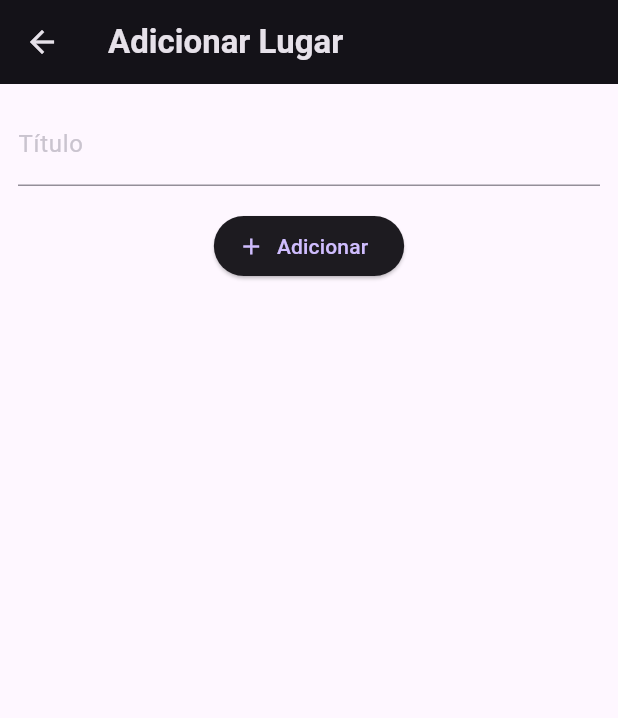
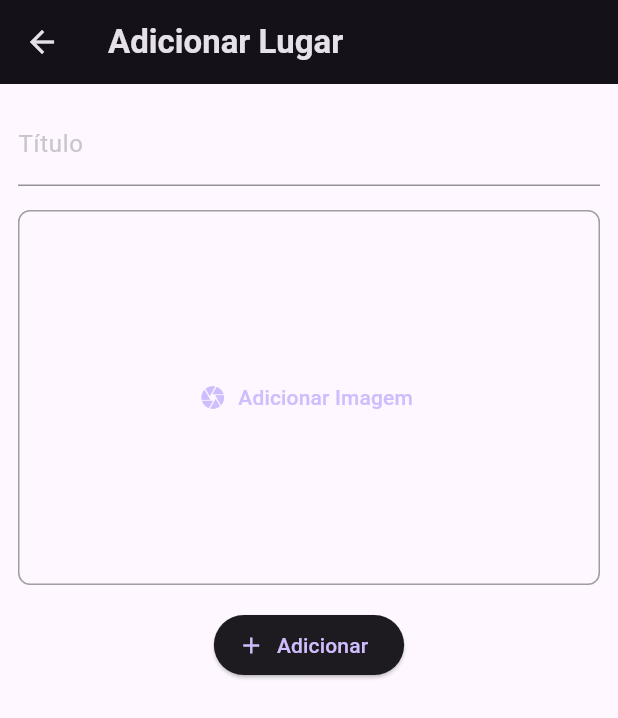
Before and after one commit to Afonso247/finder, a Flutter app: the AddPlaceScreen screen opened directly, on a phone screen of 412 x 824 dp. Shown: the top 718 px of the screen. Run offline on Flutter 3.47's test engine with Material 3 defaults, Android fonts, the phone set to English and light mode, and no system bars; our stand-ins replace flutter_riverpod, google_fonts.

Commit message:
feat: add widget image_input

```diff
--- a/lib/widgets/add_new_place.dart
+++ b/lib/widgets/add_new_place.dart
@@ -2,6 +2,7 @@ import 'package:flutter/material.dart';
 import 'package:flutter_riverpod/flutter_riverpod.dart';
 
 import 'package:favorite_places/providers/user_places.dart';
+import 'package:favorite_places/widgets/image_input.dart';
 
 class AddNewPlace extends ConsumerStatefulWidget {
   const AddNewPlace({super.key});
@@ -39,6 +40,8 @@ class _AddNewPlaceState extends ConsumerState<AddNewPlace> {
             decoration: InputDecoration(labelText: 'Título'),
             controller: _titleController,
           ),
+          const SizedBox(height: 16),
+          const ImageInput(),
           SizedBox(height: 16),
           ElevatedButton.icon(
             icon: const Icon(Icons.add),
--- /dev/null
+++ b/lib/widgets/image_input.dart
@@ -0,0 +1,30 @@
+import 'package:flutter/material.dart';
+
+class ImageInput extends StatefulWidget {
+  const ImageInput({super.key});
+
+  @override
+  State<ImageInput> createState() => _ImageInputState();
+}
+
+class _ImageInputState extends State<ImageInput> {
+  @override
+  Widget build(BuildContext context) {
+    return Container(
+      height: 250,
+      width: double.infinity,
+      decoration: BoxDecoration(
+        border: Border.all(width: 1, color: Colors.grey),
+        borderRadius: BorderRadius.circular(8),
+      ),
+      child: TextButton.icon(
+        icon: const Icon(Icons.camera),
+        label: const Text('Adicionar Imagem'),
+        onPressed: () {},
+        style: TextButton.styleFrom(
+          shape: RoundedRectangleBorder(borderRadius: BorderRadius.circular(8)),
+        ),
+      ),
+    );
+  }
+}
```
